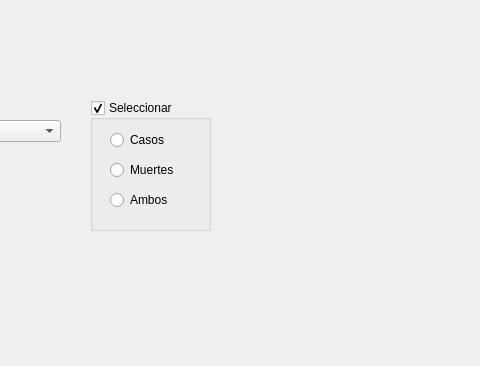
CristianGaona/Covid-19-python-QtDesigner, file src/appMain.ui: the form before one commit; both pictures show x 510 to 990 and y 520 to 886 of the 1141 by 886 pixel window.
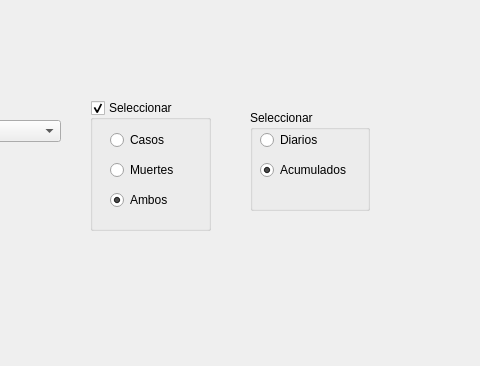
The form after the commit. Custom widgets are drawn as their Qt base class.

Commit message: Agregando métodos para graficas con datos diarios

```diff
--- a/src/appMain.ui
+++ b/src/appMain.ui
@@ -112,8 +112,11 @@
      <property name="text">
       <string>Ambos</string>
      </property>
+     <property name="checkable">
+      <bool>true</bool>
+     </property>
      <property name="checked">
-      <bool>false</bool>
+      <bool>true</bool>
      </property>
     </widget>
    </widget>
@@ -140,6 +143,48 @@
      <string>Seleccione estado</string>
     </property>
    </widget>
+   <widget class="QGroupBox" name="groupBox_2">
+    <property name="geometry">
+     <rect>
+      <x>760</x>
+      <y>630</y>
+      <width>120</width>
+      <height>101</height>
+     </rect>
+    </property>
+    <property name="title">
+     <string>Seleccionar</string>
+    </property>
+    <widget class="QRadioButton" name="radioButtonDiarios">
+     <property name="geometry">
+      <rect>
+       <x>10</x>
+       <y>20</y>
+       <width>95</width>
+       <height>20</height>
+      </rect>
+     </property>
+     <property name="text">
+      <string>Diarios</string>
+     </property>
+    </widget>
+    <widget class="QRadioButton" name="radioButton_2">
+     <property name="geometry">
+      <rect>
+       <x>10</x>
+       <y>50</y>
+       <width>95</width>
+       <height>20</height>
+      </rect>
+     </property>
+     <property name="text">
+      <string>Acumulados</string>
+     </property>
+     <property name="checked">
+      <bool>true</bool>
+     </property>
+    </widget>
+   </widget>
   </widget>
   <widget class="QMenuBar" name="menubar">
    <property name="geometry">
```
The commit also changes 1 other file.
